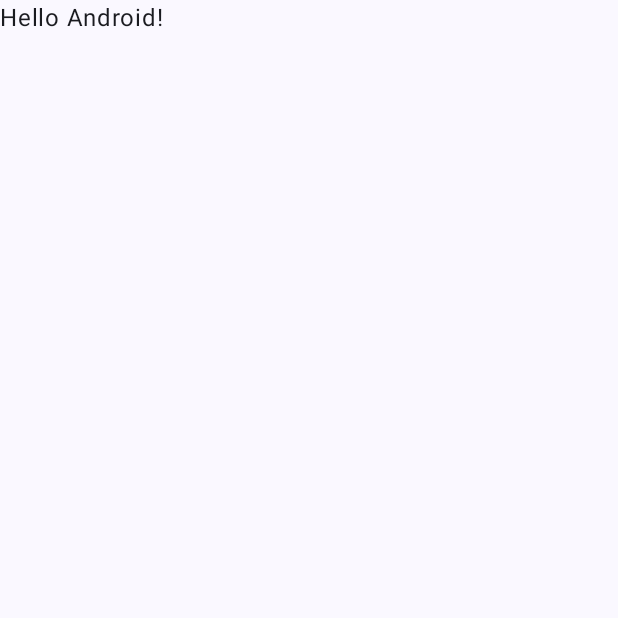
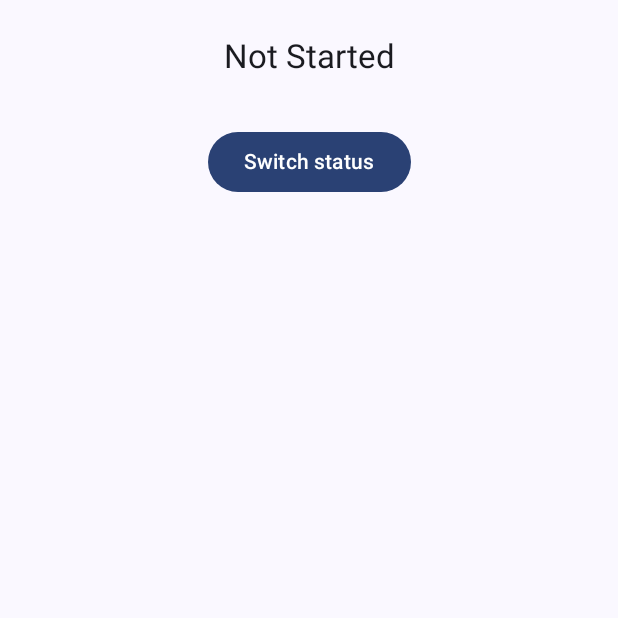
Before and after one commit to christianzoeller/sliding-numbers, an Android app built with Jetpack Compose: the screen it shows after launch (MainActivity), on a phone screen of 412 x 824 dp, the top half of it. Before the commit the part shown is almost empty. Run offline under Robolectric (Android 15) with nearby library versions, the phone set to English and light mode, and no system bars; our stand-ins replace Dagger/Hilt's generated code.

Commit message:
Basic setup

```diff
--- a/app/src/main/AndroidManifest.xml
+++ b/app/src/main/AndroidManifest.xml
@@ -8,6 +8,7 @@
 		android:fullBackupContent="@xml/backup_rules"
 		android:icon="@mipmap/ic_launcher"
 		android:label="@string/app_name"
+		android:name=".SlidingNumbersApplication"
 		android:roundIcon="@mipmap/ic_launcher_round"
 		android:supportsRtl="true"
 		android:theme="@style/Theme.SlidingNumbers"
--- a/app/src/main/java/christianzoeller/slidingnumbers/MainActivity.kt
+++ b/app/src/main/java/christianzoeller/slidingnumbers/MainActivity.kt
@@ -4,44 +4,18 @@ import android.os.Bundle
 import androidx.activity.ComponentActivity
 import androidx.activity.compose.setContent
 import androidx.activity.enableEdgeToEdge
-import androidx.compose.foundation.layout.fillMaxSize
-import androidx.compose.foundation.layout.padding
-import androidx.compose.material3.Scaffold
-import androidx.compose.material3.Text
-import androidx.compose.runtime.Composable
-import androidx.compose.ui.Modifier
-import androidx.compose.ui.tooling.preview.Preview
 import christianzoeller.slidingnumbers.ui.theme.SlidingNumbersTheme
+import dagger.hilt.android.AndroidEntryPoint
 
+@AndroidEntryPoint
 class MainActivity : ComponentActivity() {
     override fun onCreate(savedInstanceState: Bundle?) {
         super.onCreate(savedInstanceState)
         enableEdgeToEdge()
         setContent {
             SlidingNumbersTheme {
-                Scaffold(modifier = Modifier.fillMaxSize()) { innerPadding ->
-                    Greeting(
-                        name = "Android",
-                        modifier = Modifier.padding(innerPadding)
-                    )
-                }
+                NavigationGraph()
             }
         }
     }
 }
-
-@Composable
-fun Greeting(name: String, modifier: Modifier = Modifier) {
-    Text(
-        text = "Hello $name!",
-        modifier = modifier
-    )
-}
-
-@Preview(showBackground = true)
-@Composable
-fun GreetingPreview() {
-    SlidingNumbersTheme {
-        Greeting("Android")
-    }
-}
--- /dev/null
+++ b/app/src/main/java/christianzoeller/slidingnumbers/NavigationGraph.kt
@@ -0,0 +1,20 @@
+package christianzoeller.slidingnumbers
+
+import androidx.compose.runtime.Composable
+import androidx.hilt.navigation.compose.hiltViewModel
+import androidx.navigation.compose.NavHost
+import androidx.navigation.compose.composable
+import androidx.navigation.compose.rememberNavController
+import christianzoeller.slidingnumbers.feature.game.GameScreen
+import christianzoeller.slidingnumbers.feature.game.GameViewModel
+
+@Composable
+fun NavigationGraph() {
+    val navController = rememberNavController()
+    NavHost(navController = navController, startDestination = "game") {
+        composable("game") {
+            val viewModel = hiltViewModel<GameViewModel>()
+            GameScreen(viewModel)
+        }
+    }
+}
--- /dev/null
+++ b/app/src/main/java/christianzoeller/slidingnumbers/SlidingNumbersApplication.kt
@@ -0,0 +1,7 @@
+package christianzoeller.slidingnumbers
+
+import android.app.Application
+import dagger.hilt.android.HiltAndroidApp
+
+@HiltAndroidApp
+class SlidingNumbersApplication : Application()
--- /dev/null
+++ b/app/src/main/java/christianzoeller/slidingnumbers/feature/game/GameScreen.kt
@@ -0,0 +1,118 @@
+package christianzoeller.slidingnumbers.feature.game
+
+import androidx.compose.foundation.Canvas
+import androidx.compose.foundation.background
+import androidx.compose.foundation.layout.Arrangement
+import androidx.compose.foundation.layout.Box
+import androidx.compose.foundation.layout.Column
+import androidx.compose.foundation.layout.aspectRatio
+import androidx.compose.foundation.layout.fillMaxHeight
+import androidx.compose.foundation.layout.fillMaxWidth
+import androidx.compose.foundation.layout.padding
+import androidx.compose.material3.Button
+import androidx.compose.material3.MaterialTheme
+import androidx.compose.material3.Scaffold
+import androidx.compose.material3.Text
+import androidx.compose.runtime.Composable
+import androidx.compose.ui.Alignment
+import androidx.compose.ui.Modifier
+import androidx.compose.ui.graphics.Color
+import androidx.compose.ui.tooling.preview.Preview
+import androidx.compose.ui.unit.dp
+import androidx.lifecycle.compose.collectAsStateWithLifecycle
+
+@Composable
+fun GameScreen(
+    viewModel: GameViewModel
+) {
+    val state = viewModel.state.collectAsStateWithLifecycle(
+        // TODO workaround for https://issuetracker.google.com/issues/336842920#comment14
+        lifecycleOwner = androidx.compose.ui.platform.LocalLifecycleOwner.current
+    )
+
+    GameScreen(
+        state = state.value,
+        onSwitchState = viewModel::switchGameState
+    )
+}
+
+@Composable
+fun GameScreen(
+    state: GameState,
+    onSwitchState: () -> Unit
+) {
+    Scaffold { contentPadding ->
+        Column(
+            modifier = Modifier.fillMaxWidth(),
+            horizontalAlignment = Alignment.CenterHorizontally,
+            verticalArrangement = Arrangement.spacedBy(32.dp)
+        ) {
+            when (state.status) {
+                GameStatus.NotStarted -> {
+                    Text(
+                        text = "Not Started",
+                        style = MaterialTheme.typography.titleLarge,
+                        modifier = Modifier.padding(top = 24.dp)
+                    )
+                }
+
+                GameStatus.Running -> {
+                    Box(
+                        modifier = Modifier
+                            .padding(contentPadding)
+                            .fillMaxHeight(0.6f),
+                        contentAlignment = Alignment.Center
+                    ) {
+                        Canvas(
+                            modifier = Modifier
+                                .fillMaxWidth(0.75f)
+                                .aspectRatio(1f)
+                                .background(Color.LightGray)
+                        ) {
+
+                        }
+                    }
+                }
+
+                GameStatus.Finished -> {
+                    Text(
+                        text = "Finished",
+                        style = MaterialTheme.typography.titleLarge,
+                        modifier = Modifier.padding(top = 24.dp)
+                    )
+                }
+            }
+
+            Button(onClick = onSwitchState) {
+                Text(text = "Switch status")
+            }
+        }
+    }
+}
+
+@Preview
+@Composable
+fun GameScreen_NotStarted_Preview() {
+    GameScreen(
+        state = GameState(status = GameStatus.NotStarted),
+        onSwitchState = {}
+    )
+}
+
+@Preview
+@Composable
+fun GameScreen_Running_Preview() {
+    GameScreen(
+        state = GameState(status = GameStatus.Running),
+        onSwitchState = {}
+    )
+}
+
+@Preview
+@Composable
+fun GameScreen_Finished_Preview() {
+    GameScreen(
+        state = GameState(status = GameStatus.Finished),
+        onSwitchState = {}
+    )
+}
--- /dev/null
+++ b/app/src/main/java/christianzoeller/slidingnumbers/feature/game/GameState.kt
@@ -0,0 +1,12 @@
+package christianzoeller.slidingnumbers.feature.game
+
+enum class GameStatus {
+    NotStarted,
+    Running,
+    Finished
+}
+
+data class GameState(
+    val status: GameStatus = GameStatus.NotStarted,
+    val values: List<Int> = List(16) { 0 }
+)
--- /dev/null
+++ b/app/src/main/java/christianzoeller/slidingnumbers/feature/game/GameViewModel.kt
@@ -0,0 +1,21 @@
+package christianzoeller.slidingnumbers.feature.game
+
+import androidx.lifecycle.ViewModel
+import dagger.hilt.android.lifecycle.HiltViewModel
+import kotlinx.coroutines.flow.MutableStateFlow
+import kotlinx.coroutines.flow.asStateFlow
+import javax.inject.Inject
+
+@HiltViewModel
+class GameViewModel @Inject constructor() : ViewModel() {
+    private val _state = MutableStateFlow(GameState())
+    val state = _state.asStateFlow()
+
+    fun switchGameState() {
+        _state.value = when (_state.value.status) {
+            GameStatus.NotStarted -> _state.value.copy(status = GameStatus.Running)
+            GameStatus.Running -> _state.value.copy(status = GameStatus.Finished)
+            GameStatus.Finished -> _state.value.copy(status = GameStatus.NotStarted)
+        }
+    }
+}
--- a/build.gradle.kts
+++ b/build.gradle.kts
@@ -1,5 +1,7 @@
 // Top-level build file where you can add configuration options common to all sub-projects/modules.
 plugins {
     alias(libs.plugins.android.application) apply false
+    alias(libs.plugins.compose.compiler) apply false
     alias(libs.plugins.jetbrains.kotlin.android) apply false
+    alias(libs.plugins.hilt.android) apply false
 }
```
Also changed, not shown: app/build.gradle.kts (+12 -1 lines), gradle/libs.versions.toml (+11 -0 lines).
